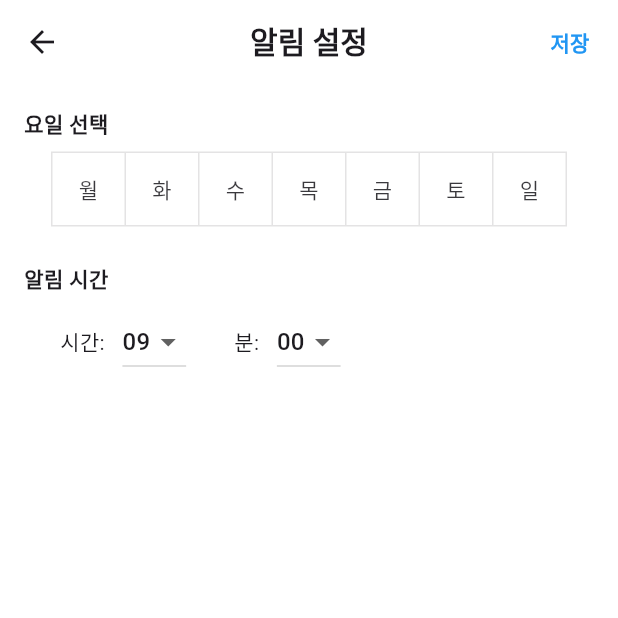
After one commit to sarang82/book-challenge, a Flutter app: the NotificationScreen screen opened directly, on a phone screen of 412 x 824 dp, the top half of it. The commit adds this screen. Run offline on Flutter 3.47's test engine with Material 3 defaults, Android fonts, the phone set to English and light mode, and no system bars; our stand-ins replace cloud_firestore, connectivity_plus, firebase_auth, firebase_core, firebase_messaging, flutter_dotenv and 4 more; missing offline and left inert: kakao_flutter_sdk_user; accounts and stored records are empty; network calls fail.

Commit message:
feat: FCM, cloud functions 추가 (사용자가 지정한 시간에 푸시 메시지)

```diff
--- a/lib/main.dart
+++ b/lib/main.dart
@@ -59,6 +59,7 @@ void main() async {
     final fcmToken = await FirebaseMessaging.instance.getToken();
     print("FCM Token: $fcmToken");
 
+    //알림 권한 추가
     await FirebaseMessaging.instance.requestPermission(
       alert: true,
       badge: true,
--- /dev/null
+++ b/lib/screens/notification_screen.dart
@@ -0,0 +1,190 @@
+import 'package:cloud_firestore/cloud_firestore.dart';
+import 'package:firebase_auth/firebase_auth.dart';
+import 'package:firebase_messaging/firebase_messaging.dart';
+import 'package:flutter/material.dart';
+
+class NotificationScreen extends StatefulWidget {
+  const NotificationScreen({Key? key}) : super(key: key);
+
+  @override
+  _NotificationScreenState createState() => _NotificationScreenState();
+}
+
+class _NotificationScreenState extends State<NotificationScreen> {
+  bool _isLoading = true;
+  List<bool> _selectedDays = List<bool>.filled(7, false);
+  int _selectedHour = 9;
+  int _selectedMinute = 0;
+
+  @override
+  void initState() {
+    super.initState();
+    _loadInitialData();
+  }
+
+  // 정보 불러오기
+  Future<void> _loadInitialData() async {
+    try {
+      final user = FirebaseAuth.instance.currentUser;
+
+      if (user == null) {
+        setState(() => _isLoading = false);
+        return;
+      }
+
+      final doc = await FirebaseFirestore.instance
+          .collection('notification_schedule')
+          .doc(user.uid)
+          .get();
+
+      if (doc.exists) {
+        final data = doc.data()!;
+        _selectedHour = data['hour'] ?? 9;
+        final int minute = data['minute'] ?? 0;
+        _selectedMinute = (minute / 10).round() * 10;
+        final List<dynamic> days = data['days'] ?? List.filled(7, false);
+
+        setState(() {
+          _selectedDays = List<bool>.from(days);
+        });
+      }
+    } catch (e) {
+      print('알림 데이터 불러오기 오류: $e');
+    } finally {
+      setState(() => _isLoading = false);
+    }
+  }
+
+  // 알림 저장 코드
+  Future<void> _saveNotificationSettings() async {
+    final token = await FirebaseMessaging.instance.getToken();
+    final user = FirebaseAuth.instance.currentUser;
+
+    if (token == null || user == null) return;
+
+    await FirebaseFirestore.instance
+        .collection('notification_schedule')
+        .doc(user.uid)
+        .set({
+      'token': token,
+      'hour': _selectedHour,
+      'minute': _selectedMinute,
+      'days': _selectedDays,
+      'createdAt': FieldValue.serverTimestamp(),
+      'uid': user.uid,
+    });
+
+    ScaffoldMessenger.of(context)
+        .showSnackBar(const SnackBar(content: Text("저장 완료")));
+  }
+
+  String _formatTime(int hour, int minute) =>
+      '${hour.toString().padLeft(2, '0')}:${minute.toString().padLeft(2, '0')}';
+
+  @override
+  Widget build(BuildContext context) {
+    return Scaffold(
+      backgroundColor: Colors.white,
+      appBar: AppBar(
+        backgroundColor: Colors.white,
+        elevation: 0,
+        centerTitle: true,
+        title: const Text(
+          '알림 설정',
+          style: TextStyle(fontSize: 20, fontWeight: FontWeight.bold),
+        ),
+        actions: [
+          TextButton(
+            onPressed: _isLoading ? null : _saveNotificationSettings,
+            child: Text(
+              '저장',
+              style: TextStyle(
+                color: _isLoading ? Colors.grey : Colors.blue,
+                fontWeight: FontWeight.bold,
+              ),
+            ),
+          ),
+        ],
+      ),
+      body: _isLoading
+          ? const Center(child: CircularProgressIndicator())
+          : Padding(
+        padding: const EdgeInsets.all(16),
+        child: Column(
+          crossAxisAlignment: CrossAxisAlignment.start,
+          children: [
+            const Text('요일 선택',
+                style: TextStyle(fontWeight: FontWeight.bold)),
+            const SizedBox(height: 8),
+            Center(
+              child: ToggleButtons(
+                children: ['월', '화', '수', '목', '금', '토', '일']
+                    .map((d) => Padding(
+                  padding:
+                  const EdgeInsets.symmetric(horizontal: 12),
+                  child: Text(d),
+                ))
+                    .toList(),
+                isSelected: _selectedDays,
+                onPressed: (i) => setState(() {
+                  _selectedDays[i] = !_selectedDays[i];
+                }),
+                fillColor: Colors.blue.withOpacity(0.2),
+                selectedColor: Colors.blue.shade800,
+              ),
+            ),
+            const SizedBox(height: 24),
+            const Text('알림 시간',
+                style: TextStyle(fontWeight: FontWeight.bold)),
+            const SizedBox(height: 8),
+            Padding(
+              padding: const EdgeInsets.only(left: 24),
+              child: Row(
+                mainAxisSize: MainAxisSize.min,
+                children: [
+                  const Text('시간: '),
+                  const SizedBox(width: 8),
+                  DropdownButton<int>(
+                    dropdownColor: Colors.white,
+                    value: _selectedHour,
+                    items: List.generate(
+                      24,
+                          (i) => DropdownMenuItem(
+                        value: i,
+                        child:
+                        Text(i.toString().padLeft(2, '0')),
+                      ),
+                    ),
+                    onChanged: (val) {
+                      if (val != null)
+                        setState(() => _selectedHour = val);
+                    },
+                  ),
+                  const SizedBox(width: 32),
+                  const Text('분: '),
+                  const SizedBox(width: 8),
+                  DropdownButton<int>(
+                    dropdownColor: Colors.white,
+                    value: _selectedMinute,
+                    items: List.generate(6, (i) => i * 10)
+                        .map((val) => DropdownMenuItem(
+                      value: val,
+                      child: Text(val
+                          .toString()
+                          .padLeft(2, '0')),
+                    ))
+                        .toList(),
+                    onChanged: (val) {
+                      if (val != null)
+                        setState(() => _selectedMinute = val);
+                    },
+                  ),
+                ],
+              ),
+            ),
+          ],
+        ),
+      ),
+    );
+  }
+}
```
Also changed, not shown: lib/screens/home_screen.dart (+10 -2 lines).
